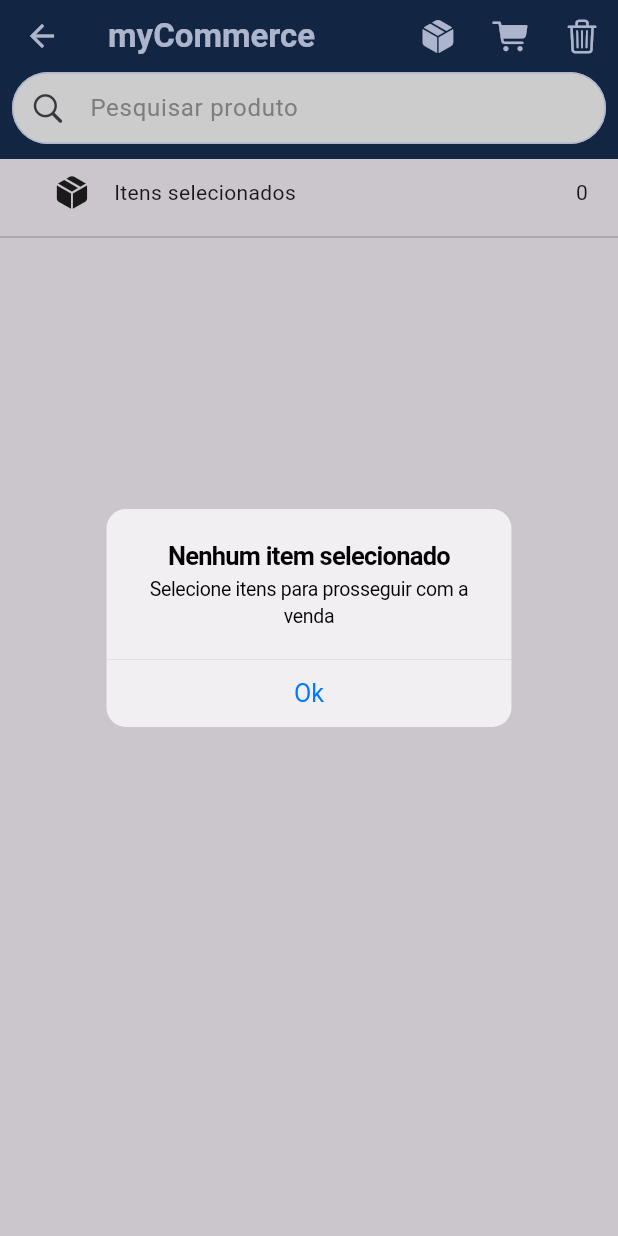
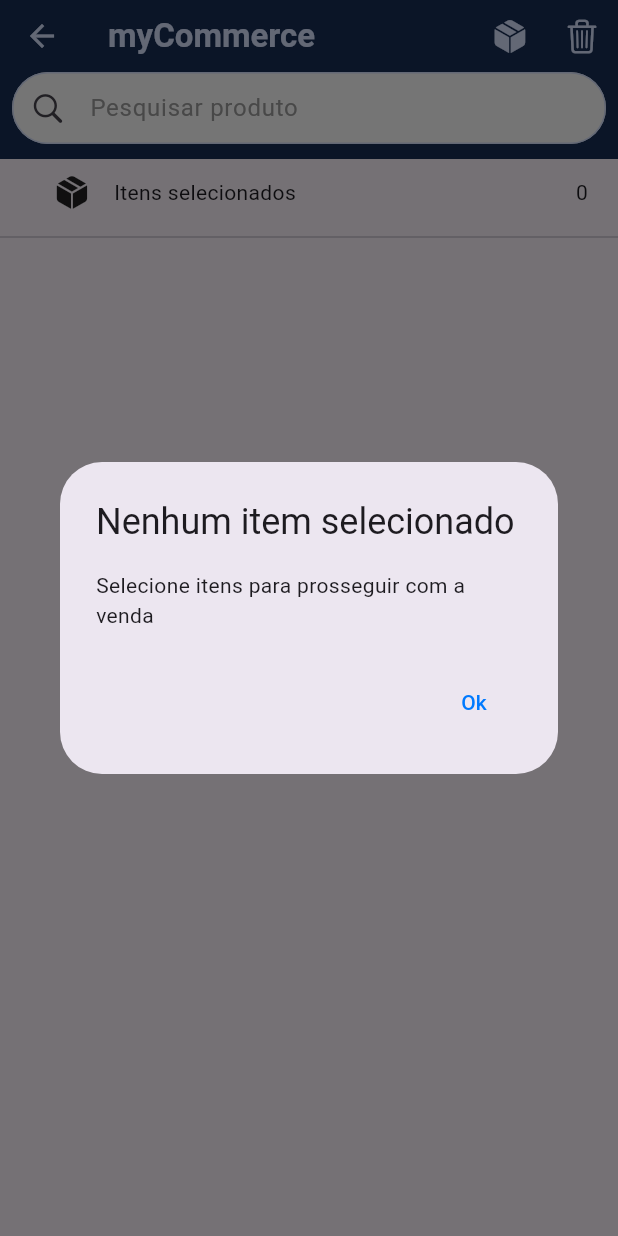
Before and after one commit to devcsuzarte/myCommerce_Flutter, a Flutter app: the ItemsScreen screen opened directly, after a tap on an icon or button, on a phone screen of 412 x 824 dp. Run offline on Flutter 3.47's test engine with Material 3 defaults, Android fonts, the phone set to English and light mode, and no system bars; our stand-ins replace cloud_firestore, firebase_auth, firebase_core; accounts and stored records are empty.

Commit message:
Change ItemScreen to have just one state

```diff
--- a/lib/screens/items_screen/items_screen.dart
+++ b/lib/screens/items_screen/items_screen.dart
@@ -65,12 +65,6 @@ class _ItemsScreenState extends State<ItemsScreen> {
             ),
             IconButton(
               onPressed: () {
-                Provider.of<ItemData>(context, listen: false).toggleSaleState();
-              },
-              icon: Icon(CupertinoIcons.cart_fill),
-            ),
-            IconButton(
-              onPressed: () {
               },
               icon: Icon(CupertinoIcons.trash),
             ),
--- a/lib/widgets/alert_dialog/showCustomAlertDialog.dart
+++ b/lib/widgets/alert_dialog/showCustomAlertDialog.dart
@@ -15,7 +15,7 @@ class CustomAlertDialog {
   });
 
   void showCustomAlertDialog(BuildContext context) {
-    if(Platform.isAndroid) {
+    if(Platform.isIOS) {
       _cupertinoDialog(context);
     } else {
       _materialDialog(context);
--- a/lib/widgets/items_screen_widgets/items_list.dart
+++ b/lib/widgets/items_screen_widgets/items_list.dart
@@ -156,12 +156,10 @@ class _ItemsListState extends State<ItemsList> {
                         );
                         print("ID: ${item.id}");
                       },
-                      child: Provider.of<ItemData>(context, listen: false).saleIsEnable ? ItemCell(
-                        item: item,
-                      ) : SaleCell(
+                      child: ItemCell(
                         item: item,
                         index: index,
-                      ),
+                      )
                     );
                   },
                   separatorBuilder: (context, index) {
```
Also changed, not shown: lib/widgets/items_screen_widgets/item_cell.dart (+20 -9 lines).
